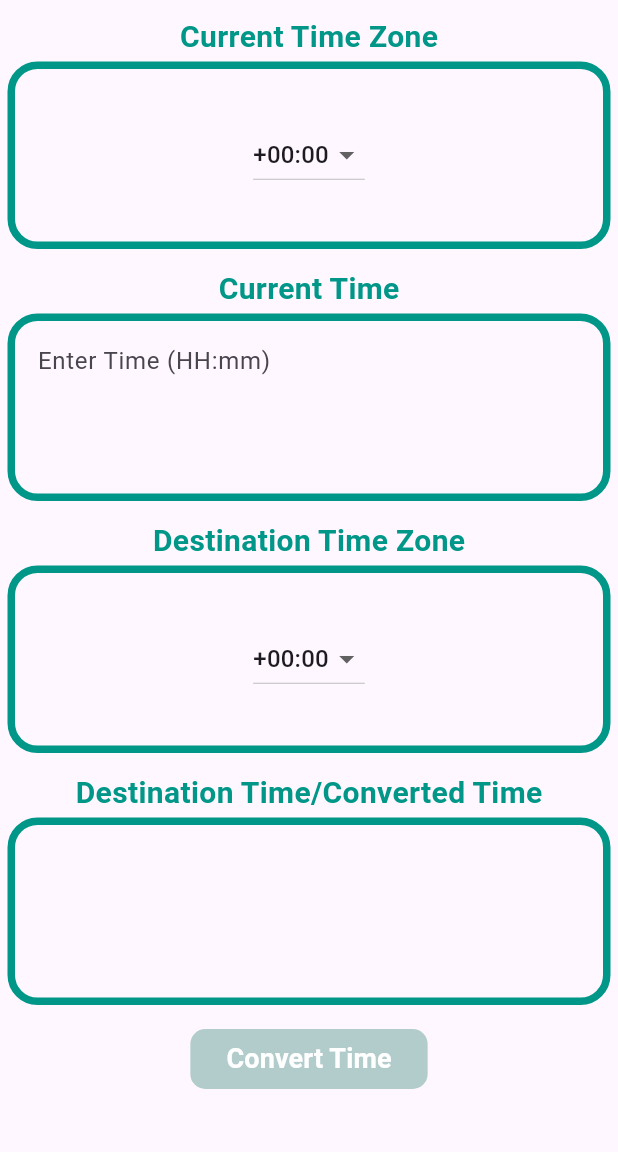
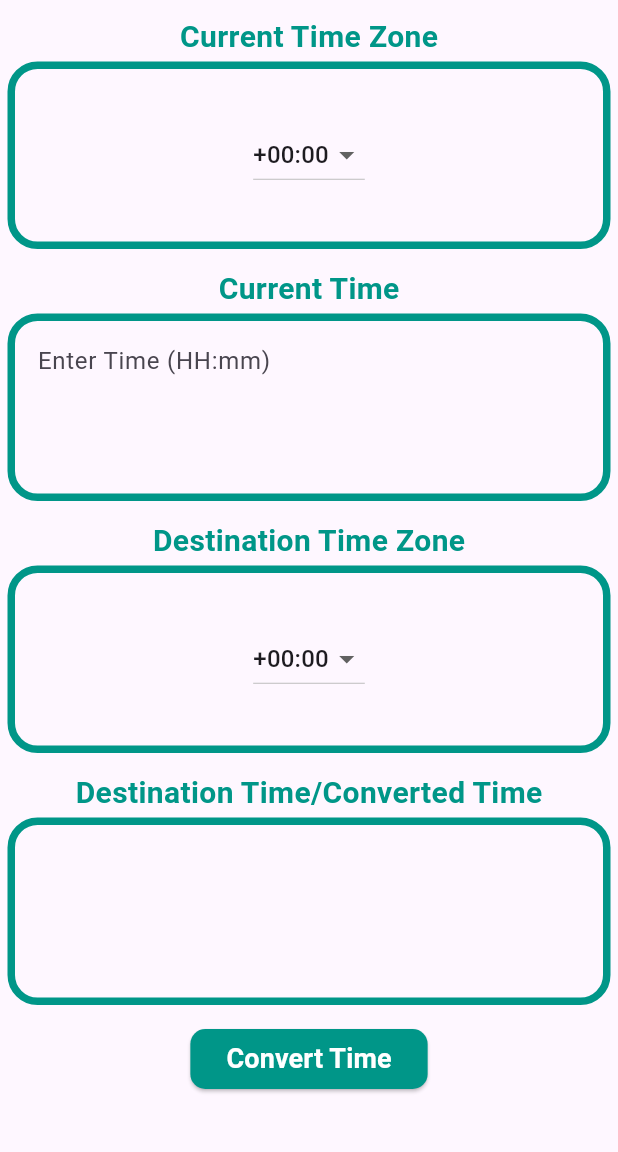
Before and after one commit to rashadamd/time_zone_converter, a Flutter app: the screen it shows after launch, on a phone screen of 412 x 824 dp, the part 84-1236 px from its top. Run offline on Flutter 3.47's test engine with Material 3 defaults, Android fonts, the phone set to English and light mode, and no system bars.

Commit message:
Update home.dart

```diff
--- a/lib/home.dart
+++ b/lib/home.dart
@@ -130,7 +130,7 @@ class _TZCState extends State<TZC> {
                 ),
 
                 child: Center(
-                  child: DropdownButton(
+                  child: DropdownButton<String>(
                       value: currentTimeZone,
                       items: timeZones.map((String zone){
                         return DropdownMenuItem<String>(
@@ -201,7 +201,7 @@ class _TZCState extends State<TZC> {
                 ),
 
                 child: Center(
-                  child: DropdownButton(
+                  child: DropdownButton<String>(
                       value: destinationTimeZone,
                       items: timeZones.map((String zone){
                         return DropdownMenuItem<String>(
@@ -252,7 +252,7 @@ class _TZCState extends State<TZC> {
           Padding(
             padding: const EdgeInsets.all(10.0),
             child: ElevatedButton(
-                onPressed:null,
+                onPressed:_convertTime,
                 style: ElevatedButton.styleFrom(
                     backgroundColor: Colors.teal,
                     disabledBackgroundColor: const Color.fromRGBO(
```
Lines whose indentation alone changed are shown as unchanged.
